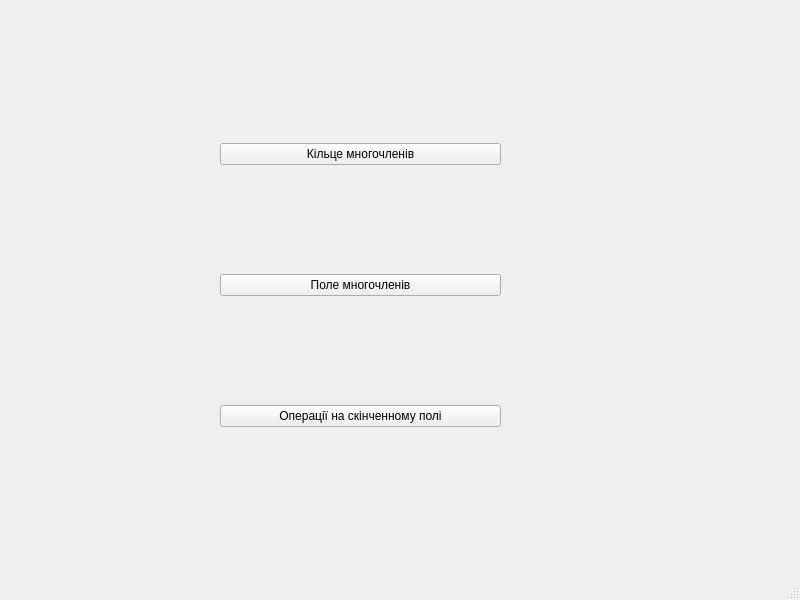
Old version of the form GenAlg/mainwindow.ui in the repository LuckyMan26/GeneralAlgebra.
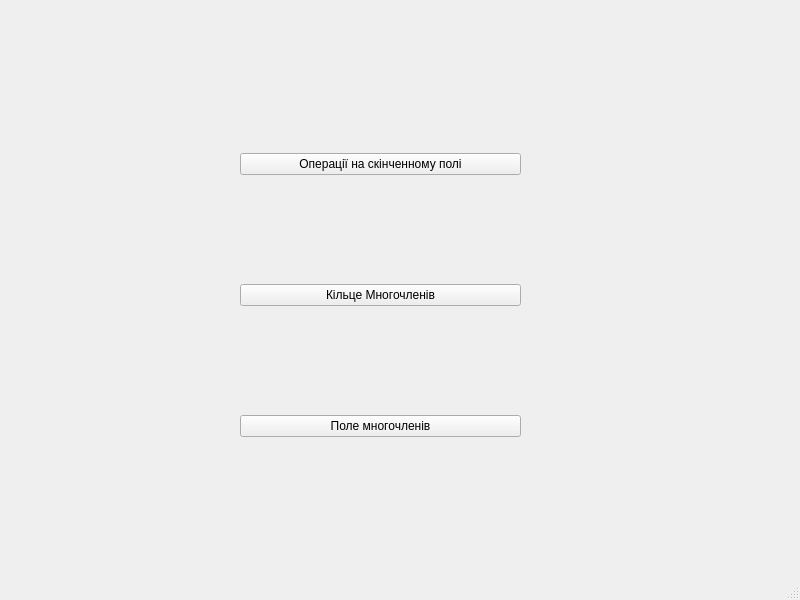
New version of the form.

Patch:
```diff
--- a/GenAlg/mainwindow.ui
+++ b/GenAlg/mainwindow.ui
@@ -17,17 +17,24 @@
    <widget class="QWidget" name="verticalLayoutWidget">
     <property name="geometry">
      <rect>
-      <x>220</x>
-      <y>40</y>
+      <x>240</x>
+      <y>50</y>
       <width>281</width>
       <height>491</height>
      </rect>
     </property>
     <layout class="QVBoxLayout" name="verticalLayout">
+     <item>
+      <widget class="QPushButton" name="FiniteFieldBtn">
+       <property name="text">
+        <string>Операції на скінченному полі</string>
+       </property>
+      </widget>
+     </item>
      <item>
       <widget class="QPushButton" name="PRBtn">
        <property name="text">
-        <string>Кільце многочленів</string>
+        <string>Кільце Многочленів</string>
        </property>
       </widget>
      </item>
@@ -38,13 +45,6 @@
        </property>
       </widget>
      </item>
-     <item>
-      <widget class="QPushButton" name="FiniteFieldBtn">
-       <property name="text">
-        <string>Операції на скінченному полі</string>
-       </property>
-      </widget>
-     </item>
     </layout>
    </widget>
   </widget>
```
